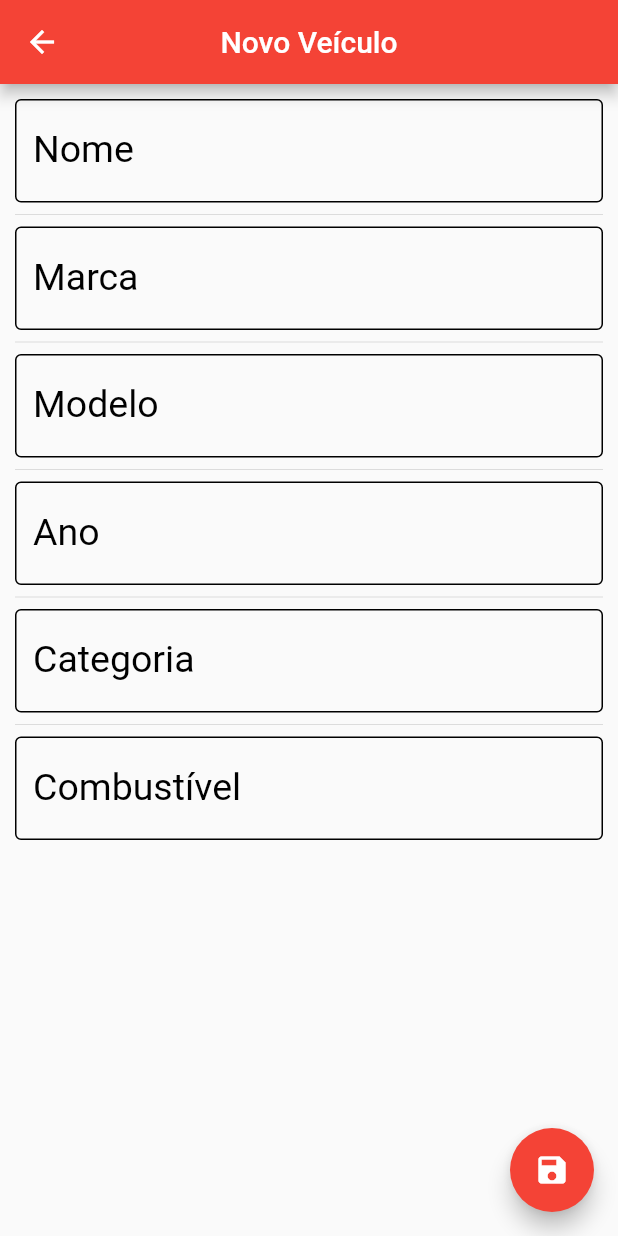
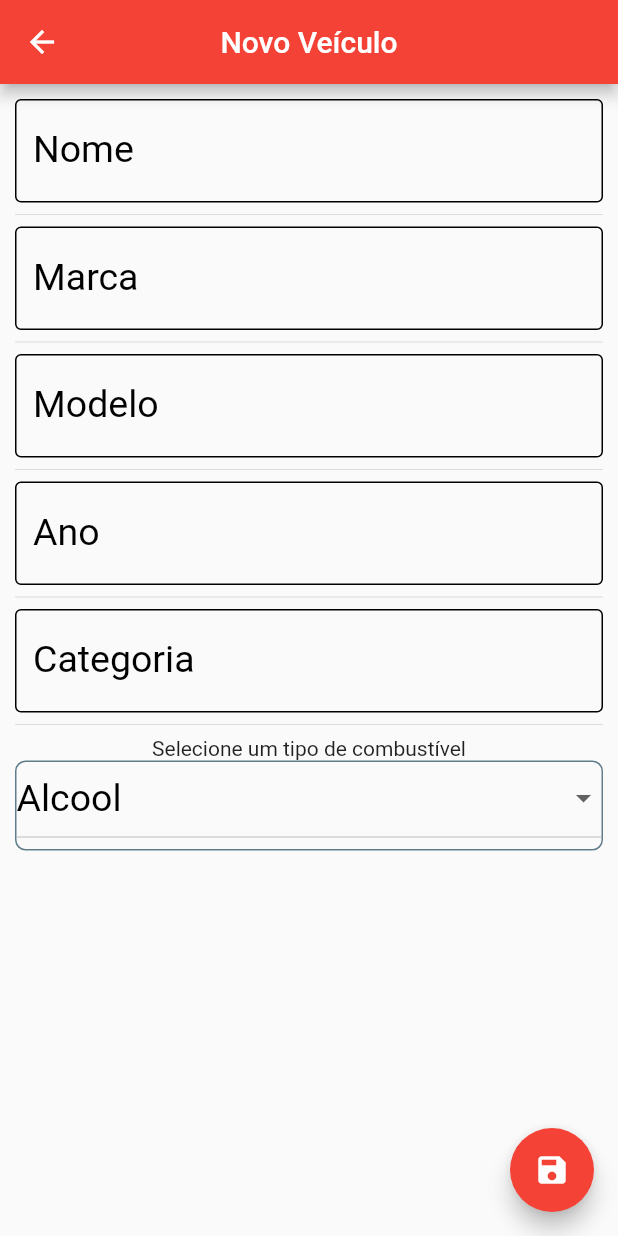
Before and after one commit to xEdson/ifuel, a Flutter app: the VeiculoPage screen opened directly, on a phone screen of 412 x 824 dp. Run offline on Flutter 3.47's test engine with Material 2 defaults, Android fonts, the phone set to English and light mode, and no system bars; our stand-ins replace convert, google_maps_flutter, image_picker, location, shared_preferences, sqflite and 1 more; missing offline and left inert: test; accounts and stored records are empty.

Commit message:
adicionei combobox nos veiculos e verificacoes de campos em branco

```diff
--- a/lib/ui/veiculos_page.dart
+++ b/lib/ui/veiculos_page.dart
@@ -3,6 +3,7 @@ import 'dart:io';
 import 'package:ifuel/helpers/contact_help.dart';
 import 'package:flutter/material.dart';
 import 'package:image_picker/image_picker.dart';
+import 'package:toast/toast.dart';
 
 class VeiculoPage extends StatefulWidget {
   final Veiculo veiculo;
@@ -21,6 +22,10 @@ class _VeiculoPageState extends State<VeiculoPage> {
   final _combustivelController = TextEditingController();
   final _modeloController = TextEditingController();
 
+  String _combustivelSelecionado;
+  List<DropdownMenuItem<String>> _dropDownCombustiveisItems;
+  List _combustiveis = ["Alcool", "Gasolina", "Diesel", "GNV", "Gasolina Aditivada"];
+
   final _nomeFocus = FocusNode();
 
   bool _userEdited = false;
@@ -29,6 +34,8 @@ class _VeiculoPageState extends State<VeiculoPage> {
 
   @override
   void initState() {
+    _dropDownCombustiveisItems = getDropDownCombustiveisItems();
+    _combustivelSelecionado = _dropDownCombustiveisItems[0].value;
     super.initState();
     if (widget.veiculo == null) {
       _editedVeiculo = Veiculo();
@@ -48,7 +55,7 @@ class _VeiculoPageState extends State<VeiculoPage> {
     _editedVeiculo.marca = _marcaController.text;
     _editedVeiculo.ano = _anoController.text;
     _editedVeiculo.categoria = _categoriaController.text;
-    _editedVeiculo.combustivel = _combustivelController.text;
+    _editedVeiculo.combustivel = _combustivelSelecionado;
     _editedVeiculo.modelo = _modeloController.text;
   }
 
@@ -65,10 +72,16 @@ class _VeiculoPageState extends State<VeiculoPage> {
         floatingActionButton: FloatingActionButton(
           onPressed: () {
             _insertVeiculo();
-            if (_editedVeiculo.nome != null) {
+            if (_editedVeiculo.nome == ""
+                || _editedVeiculo.ano == ""
+                || _editedVeiculo.modelo == ""
+                || _editedVeiculo.categoria == ""
+                || _editedVeiculo.combustivel == ""
+                || _editedVeiculo.marca == "") {
+              FocusScope.of(context).requestFocus(_nomeFocus);
+              Toast.show("Existem campos em branco", context, duration: Toast.LENGTH_LONG, gravity:  Toast.BOTTOM);
+            } else {
               Navigator.pop(context, _editedVeiculo);
-            } else {
-              FocusScope.of(context).requestFocus(_nomeFocus);
             }
           },
           child: Icon(Icons.save),
@@ -88,7 +101,21 @@ class _VeiculoPageState extends State<VeiculoPage> {
               Divider(),
               buildTextField("Categoria", "", _categoriaController),
               Divider(),
-              buildTextField("Combustível", "", _combustivelController),
+              new Text("Selecione um tipo de combustível"),
+              Container(
+                width: 400.0,
+                height: 60.0,
+                decoration: BoxDecoration(
+                    borderRadius: BorderRadius.circular(7.0),
+                    border: Border.all(color: Colors.blueGrey)),
+                child: DropdownButton(
+                  value: _combustivelSelecionado,
+                  isExpanded: true,
+                  items: _dropDownCombustiveisItems,
+                  onChanged: changedDropDownItem,
+                  style: TextStyle(color: Colors.black, fontSize: 25.0),
+                ),
+              ),
             ],
           ),
         ),
@@ -142,4 +169,21 @@ class _VeiculoPageState extends State<VeiculoPage> {
       keyboardType: TextInputType.text,
     );
   }
+
+  void changedDropDownItem(String combustivelSelecionado) {
+    setState(() {
+      _combustivelSelecionado = combustivelSelecionado;
+    });
+  }
+
+  List<DropdownMenuItem<String>> getDropDownCombustiveisItems() {
+    List<DropdownMenuItem<String>> items = new List();
+    for (String c in _combustiveis) {
+      items.add(new DropdownMenuItem(
+          value: c,
+          child: new Text(c)
+      ));
+    }
+    return items;
+  }
 }
```
Also changed, not shown: lib/ui/veiculos_home_page.dart (+5 -5 lines).
